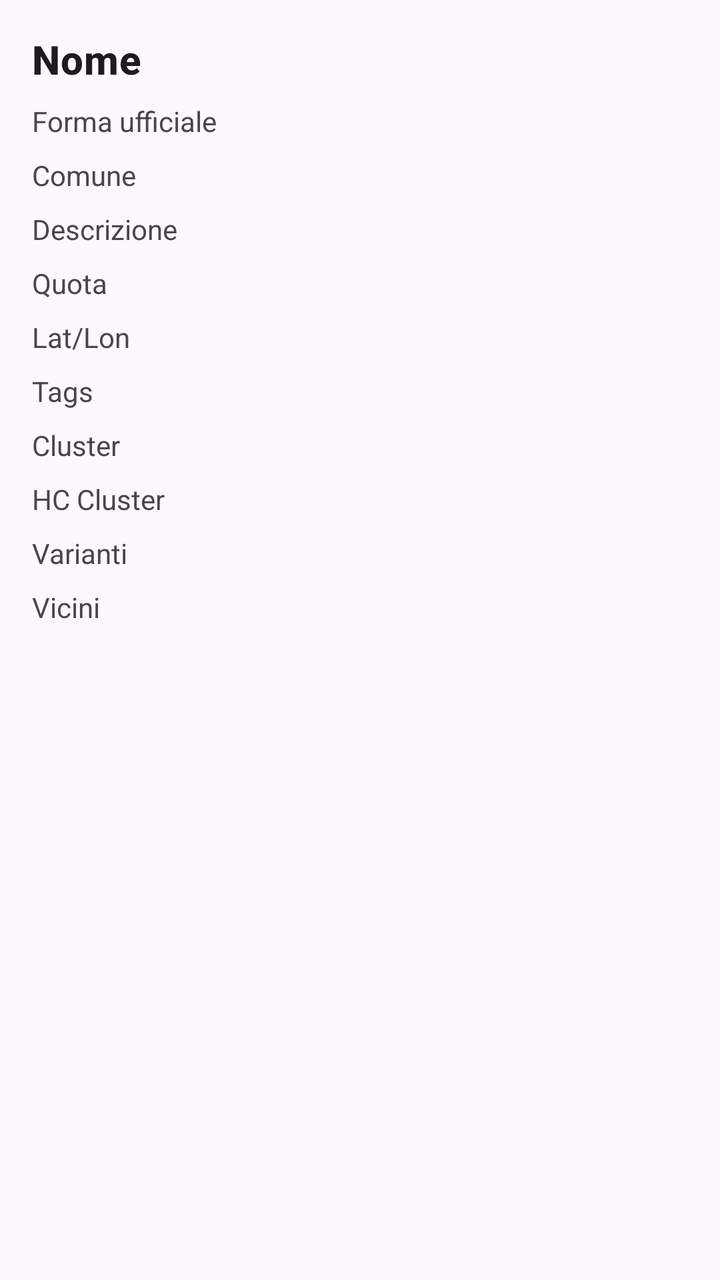
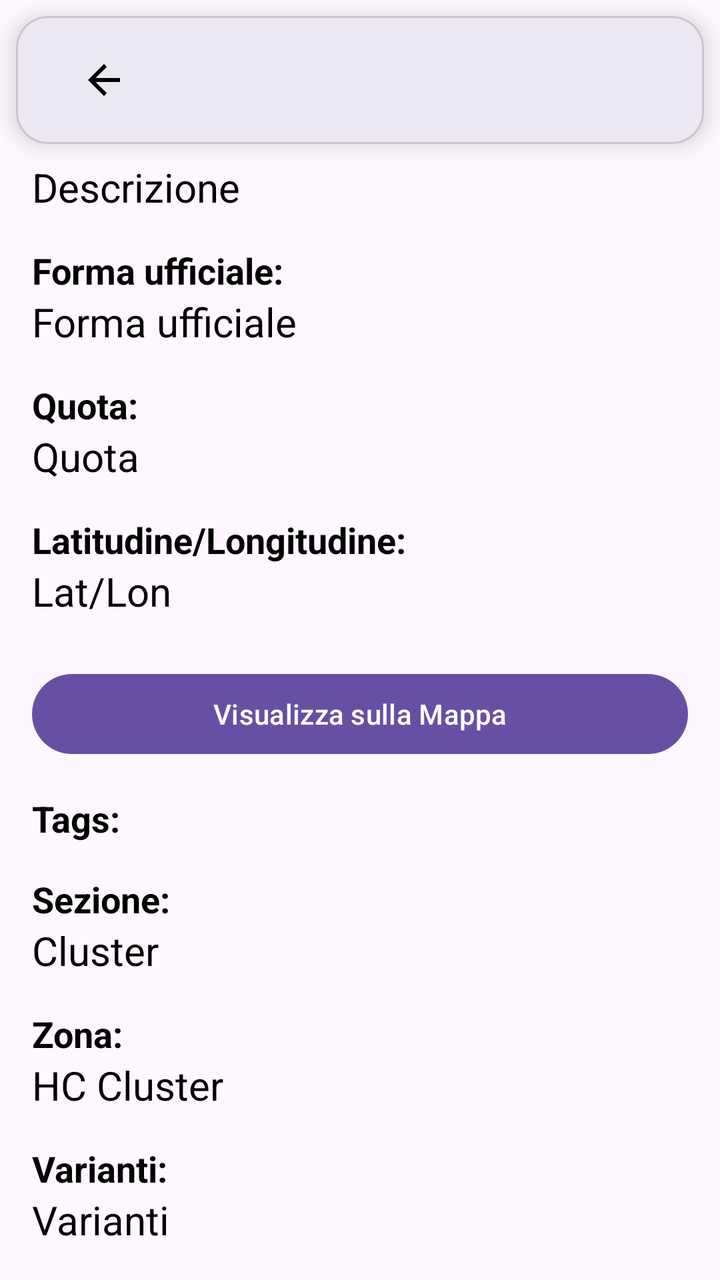

Before-and-after screenshots of an Android layout around one commit, followed by the original layout XML and the change that was made.
<!-- AndroidManifest.xml: application theme Theme.Toponomasticastenicoapp -->
<!-- res/layout/fragment_detail.xml -->
<?xml version="1.0" encoding="utf-8"?>
<ScrollView xmlns:android="http://schemas.android.com/apk/res/android"
    xmlns:app="http://schemas.android.com/apk/res-auto"
    android:id="@+id/detailScrollView"
    android:layout_width="match_parent"
    android:layout_height="match_parent"
    android:padding="16dp">

    <androidx.constraintlayout.widget.ConstraintLayout
        android:layout_width="match_parent"
        android:layout_height="wrap_content">

        
        <TextView
            android:id="@+id/nomeTextView"
            android:layout_width="0dp"
            android:layout_height="wrap_content"
            android:text="Nome"
            android:textAppearance="?attr/textAppearanceHeadline6"
            android:textStyle="bold"
            app:layout_constraintTop_toTopOf="parent"
            app:layout_constraintStart_toStartOf="parent"
            app:layout_constraintEnd_toEndOf="parent" />

        
        <TextView
            android:id="@+id/formaUfficialeTextView"
            android:layout_width="0dp"
            android:layout_height="wrap_content"
            android:text="Forma ufficiale"
            app:layout_constraintTop_toBottomOf="@id/nomeTextView"
            app:layout_constraintStart_toStartOf="parent"
            app:layout_constraintEnd_toEndOf="parent"
            android:layout_marginTop="8dp" />

        
        <TextView
            android:id="@+id/comuneTextView"
            android:layout_width="0dp"
            android:layout_height="wrap_content"
            android:text="Comune"
            app:layout_constraintTop_toBottomOf="@id/formaUfficialeTextView"
            app:layout_constraintStart_toStartOf="parent"
            app:layout_constraintEnd_toEndOf="parent"
            android:layout_marginTop="8dp" />

        
        <TextView
            android:id="@+id/descrizioneTextView"
            android:layout_width="0dp"
            android:layout_height="wrap_content"
            android:text="Descrizione"
            app:layout_constraintTop_toBottomOf="@id/comuneTextView"
            app:layout_constraintStart_toStartOf="parent"
            app:layout_constraintEnd_toEndOf="parent"
            android:layout_marginTop="8dp" />

        
        <TextView
            android:id="@+id/quotaTextView"
            android:layout_width="0dp"
            android:layout_height="wrap_content"
            android:text="Quota"
            app:layout_constraintTop_toBottomOf="@id/descrizioneTextView"
            app:layout_constraintStart_toStartOf="parent"
            app:layout_constraintEnd_toEndOf="parent"
            android:layout_marginTop="8dp" />

        
        <TextView
            android:id="@+id/latlonTextView"
            android:layout_width="0dp"
            android:layout_height="wrap_content"
            android:text="Lat/Lon"
            app:layout_constraintTop_toBottomOf="@id/quotaTextView"
            app:layout_constraintStart_toStartOf="parent"
            app:layout_constraintEnd_toEndOf="parent"
            android:layout_marginTop="8dp" />

        
        <TextView
            android:id="@+id/tagsTextView"
            android:layout_width="0dp"
            android:layout_height="wrap_content"
            android:text="Tags"
            app:layout_constraintTop_toBottomOf="@id/latlonTextView"
            app:layout_constraintStart_toStartOf="parent"
            app:layout_constraintEnd_toEndOf="parent"
            android:layout_marginTop="8dp" />

        
        <TextView
            android:id="@+id/clusterTextView"
            android:layout_width="0dp"
            android:layout_height="wrap_content"
            android:text="Cluster"
            app:layout_constraintTop_toBottomOf="@id/tagsTextView"
            app:layout_constraintStart_toStartOf="parent"
            app:layout_constraintEnd_toEndOf="parent"
            android:layout_marginTop="8dp" />

        
        <TextView
            android:id="@+id/hcClusterTextView"
            android:layout_width="0dp"
            android:layout_height="wrap_content"
            android:text="HC Cluster"
            app:layout_constraintTop_toBottomOf="@id/clusterTextView"
            app:layout_constraintStart_toStartOf="parent"
            app:layout_constraintEnd_toEndOf="parent"
            android:layout_marginTop="8dp" />

        
        <TextView
            android:id="@+id/variantiTextView"
            android:layout_width="0dp"
            android:layout_height="wrap_content"
            android:text="Varianti"
            app:layout_constraintTop_toBottomOf="@id/hcClusterTextView"
            app:layout_constraintStart_toStartOf="parent"
            app:layout_constraintEnd_toEndOf="parent"
            android:layout_marginTop="8dp" />

        
        <TextView
            android:id="@+id/neighborsTextView"
            android:layout_width="0dp"
            android:layout_height="wrap_content"
            android:text="Vicini"
            app:layout_constraintTop_toBottomOf="@id/variantiTextView"
            app:layout_constraintStart_toStartOf="parent"
            app:layout_constraintEnd_toEndOf="parent"
            android:layout_marginTop="8dp"
            android:layout_marginBottom="16dp" />

    </androidx.constraintlayout.widget.ConstraintLayout>
</ScrollView>
<!-- resources referenced by this layout -->
<resources>
  <style name="Theme.Toponomasticastenicoapp" parent="Base.Theme.Toponomasticastenicoapp" />
  <style name="Base.Theme.Toponomasticastenicoapp" parent="Theme.Material3.DayNight.NoActionBar">
          
          
      </style>
</resources>

<!-- the commit's change to res/layout/fragment_detail.xml (unified diff, before → after) -->
@@ -1,137 +1,273 @@
 <?xml version="1.0" encoding="utf-8"?>
-<ScrollView xmlns:android="http://schemas.android.com/apk/res/android"
+<androidx.coordinatorlayout.widget.CoordinatorLayout xmlns:android="http://schemas.android.com/apk/res/android"
     xmlns:app="http://schemas.android.com/apk/res-auto"
-    android:id="@+id/detailScrollView"
     android:layout_width="match_parent"
-    android:layout_height="match_parent"
-    android:padding="16dp">
-
-    <androidx.constraintlayout.widget.ConstraintLayout
+    android:layout_height="match_parent">
+
+    
+    <com.google.android.material.card.MaterialCardView
         android:layout_width="match_parent"
-        android:layout_height="wrap_content">
-
-        
-        <TextView
-            android:id="@+id/nomeTextView"
-            android:layout_width="0dp"
-            android:layout_height="wrap_content"
-            android:text="Nome"
-            android:textAppearance="?attr/textAppearanceHeadline6"
-            android:textStyle="bold"
-            app:layout_constraintTop_toTopOf="parent"
-            app:layout_constraintStart_toStartOf="parent"
-            app:layout_constraintEnd_toEndOf="parent" />
-
-        
-        <TextView
-            android:id="@+id/formaUfficialeTextView"
-            android:layout_width="0dp"
-            android:layout_height="wrap_content"
-            android:text="Forma ufficiale"
-            app:layout_constraintTop_toBottomOf="@id/nomeTextView"
-            app:layout_constraintStart_toStartOf="parent"
-            app:layout_constraintEnd_toEndOf="parent"
-            android:layout_marginTop="8dp" />
-
-        
-        <TextView
-            android:id="@+id/comuneTextView"
-            android:layout_width="0dp"
-            android:layout_height="wrap_content"
-            android:text="Comune"
-            app:layout_constraintTop_toBottomOf="@id/formaUfficialeTextView"
-            app:layout_constraintStart_toStartOf="parent"
-            app:layout_constraintEnd_toEndOf="parent"
-            android:layout_marginTop="8dp" />
-
-        
-        <TextView
-            android:id="@+id/descrizioneTextView"
-            android:layout_width="0dp"
-            android:layout_height="wrap_content"
-            android:text="Descrizione"
-            app:layout_constraintTop_toBottomOf="@id/comuneTextView"
-            app:layout_constraintStart_toStartOf="parent"
-            app:layout_constraintEnd_toEndOf="parent"
-            android:layout_marginTop="8dp" />
-
-        
-        <TextView
-            android:id="@+id/quotaTextView"
-            android:layout_width="0dp"
-            android:layout_height="wrap_content"
-            android:text="Quota"
-            app:layout_constraintTop_toBottomOf="@id/descrizioneTextView"
-            app:layout_constraintStart_toStartOf="parent"
-            app:layout_constraintEnd_toEndOf="parent"
-            android:layout_marginTop="8dp" />
-
-        
-        <TextView
-            android:id="@+id/latlonTextView"
-            android:layout_width="0dp"
-            android:layout_height="wrap_content"
-            android:text="Lat/Lon"
-            app:layout_constraintTop_toBottomOf="@id/quotaTextView"
-            app:layout_constraintStart_toStartOf="parent"
-            app:layout_constraintEnd_toEndOf="parent"
-            android:layout_marginTop="8dp" />
-
-        
-        <TextView
-            android:id="@+id/tagsTextView"
-            android:layout_width="0dp"
-            android:layout_height="wrap_content"
-            android:text="Tags"
-            app:layout_constraintTop_toBottomOf="@id/latlonTextView"
-            app:layout_constraintStart_toStartOf="parent"
-            app:layout_constraintEnd_toEndOf="parent"
-            android:layout_marginTop="8dp" />
-
-        
-        <TextView
-            android:id="@+id/clusterTextView"
-            android:layout_width="0dp"
-            android:layout_height="wrap_content"
-            android:text="Cluster"
-            app:layout_constraintTop_toBottomOf="@id/tagsTextView"
-            app:layout_constraintStart_toStartOf="parent"
-            app:layout_constraintEnd_toEndOf="parent"
-            android:layout_marginTop="8dp" />
-
-        
-        <TextView
-            android:id="@+id/hcClusterTextView"
-            android:layout_width="0dp"
-            android:layout_height="wrap_content"
-            android:text="HC Cluster"
-            app:layout_constraintTop_toBottomOf="@id/clusterTextView"
-            app:layout_constraintStart_toStartOf="parent"
-            app:layout_constraintEnd_toEndOf="parent"
-            android:layout_marginTop="8dp" />
-
-        
-        <TextView
-            android:id="@+id/variantiTextView"
-            android:layout_width="0dp"
-            android:layout_height="wrap_content"
-            android:text="Varianti"
-            app:layout_constraintTop_toBottomOf="@id/hcClusterTextView"
-            app:layout_constraintStart_toStartOf="parent"
-            app:layout_constraintEnd_toEndOf="parent"
-            android:layout_marginTop="8dp" />
-
-        
-        <TextView
-            android:id="@+id/neighborsTextView"
-            android:layout_width="0dp"
-            android:layout_height="wrap_content"
-            android:text="Vicini"
-            app:layout_constraintTop_toBottomOf="@id/variantiTextView"
-            app:layout_constraintStart_toStartOf="parent"
-            app:layout_constraintEnd_toEndOf="parent"
-            android:layout_marginTop="8dp"
-            android:layout_marginBottom="16dp" />
-
-    </androidx.constraintlayout.widget.ConstraintLayout>
-</ScrollView>
+        android:layout_height="wrap_content"
+        android:layout_margin="8dp"
+        app:cardElevation="6dp"
+        app:cardCornerRadius="16dp">
+
+        <com.google.android.material.appbar.MaterialToolbar
+            android:id="@+id/toolbar"
+            android:layout_width="match_parent"
+            android:layout_height="?attr/actionBarSize"
+            android:background="?attr/colorSurface"
+            android:elevation="4dp"
+            android:paddingStart="16dp"
+            android:paddingEnd="16dp"
+            android:title="Toponimo"
+            android:titleTextColor="?attr/colorOnSurface"
+            app:titleCentered="true"
+            app:navigationIcon="@drawable/ic_arrow_back"
+            app:navigationIconTint="?attr/colorOnSurface"
+            app:popupTheme="@style/ThemeOverlay.Material3.Light" />
+    </com.google.android.material.card.MaterialCardView>
+
+    <ScrollView
+        android:id="@+id/detailScrollView"
+        android:layout_width="match_parent"
+        android:layout_height="match_parent"
+        android:layout_marginTop="?attr/actionBarSize"
+        android:padding="16dp"
+        android:scrollbars="none"
+        app:layout_behavior="@string/appbar_scrolling_view_behavior">
+
+        <androidx.constraintlayout.widget.ConstraintLayout
+            android:layout_width="match_parent"
+            android:layout_height="wrap_content">
+
+            
+            <TextView
+                android:id="@+id/descrizioneTextView"
+                android:layout_width="0dp"
+                android:layout_height="wrap_content"
+                android:text="Descrizione"
+                android:textSize="20sp"
+                android:textColor="?attr/colorOnSurface"
+                app:layout_constraintTop_toTopOf="parent"
+                app:layout_constraintStart_toStartOf="parent"
+                app:layout_constraintEnd_toEndOf="parent" />
+
+            
+            <TextView
+                android:id="@+id/formaUfficialeLabel"
+                android:layout_width="0dp"
+                android:layout_height="wrap_content"
+                android:layout_marginTop="16dp"
+                android:text="Forma ufficiale:"
+                android:textSize="18sp"
+                android:textStyle="bold"
+                android:textColor="?attr/colorOnSurface"
+                app:layout_constraintTop_toBottomOf="@id/descrizioneTextView"
+                app:layout_constraintStart_toStartOf="parent"
+                app:layout_constraintEnd_toEndOf="parent" />
+
+            
+            <TextView
+                android:id="@+id/formaUfficialeTextView"
+                android:layout_width="0dp"
+                android:layout_height="wrap_content"
+                android:text="Forma ufficiale"
+                android:textSize="20sp"
+                android:textColor="?attr/colorOnSurface"
+                app:layout_constraintTop_toBottomOf="@id/formaUfficialeLabel"
+                app:layout_constraintStart_toStartOf="parent"
+                app:layout_constraintEnd_toEndOf="parent" />
+
+            
+            <TextView
+                android:id="@+id/quotaLabel"
+                android:layout_width="0dp"
+                android:layout_height="wrap_content"
+                android:text="Quota:"
+                android:layout_marginTop="16dp"
+                android:textSize="18sp"
+                android:textStyle="bold"
+                android:textColor="?attr/colorOnSurface"
+                app:layout_constraintTop_toBottomOf="@id/formaUfficialeTextView"
+                app:layout_constraintStart_toStartOf="parent"
+                app:layout_constraintEnd_toEndOf="parent" />
+
+            
+            <TextView
+                android:id="@+id/quotaTextView"
+                android:layout_width="0dp"
+                android:layout_height="wrap_content"
+                android:text="Quota"
+                android:textSize="20sp"
+                android:textColor="?attr/colorOnSurface"
+                app:layout_constraintTop_toBottomOf="@id/quotaLabel"
+                app:layout_constraintStart_toStartOf="parent"
+                app:layout_constraintEnd_toEndOf="parent" />
+
+            
+            <TextView
+                android:id="@+id/latlonLabel"
+                android:layout_width="0dp"
+                android:layout_height="wrap_content"
+                android:text="Latitudine/Longitudine:"
+                android:layout_marginTop="16dp"
+                android:textSize="18sp"
+                android:textStyle="bold"
+                android:textColor="?attr/colorOnSurface"
+                app:layout_constraintTop_toBottomOf="@id/quotaTextView"
+                app:layout_constraintStart_toStartOf="parent"
+                app:layout_constraintEnd_toEndOf="parent" />
+
+            
+            <TextView
+                android:id="@+id/latlonTextView"
+                android:layout_width="0dp"
+                android:layout_height="wrap_content"
+                android:text="Lat/Lon"
+                android:textSize="20sp"
+                android:textColor="?attr/colorOnSurface"
+                app:layout_constraintTop_toBottomOf="@id/latlonLabel"
+                app:layout_constraintStart_toStartOf="parent"
+                app:layout_constraintEnd_toEndOf="parent" />
+
+            <Button
+                android:id="@+id/viewOnMapButton"
+                android:layout_width="match_parent"
+                android:layout_height="wrap_content"
+                android:text="Visualizza sulla Mappa"
+                android:layout_marginTop="24dp"
+                app:layout_constraintTop_toBottomOf="@id/latlonTextView"
+                app:layout_constraintStart_toStartOf="parent"
+                app:layout_constraintEnd_toEndOf="parent"/>
+
+            
+            <TextView
+                android:id="@+id/tagsLabel"
+                android:layout_width="0dp"
+                android:layout_height="wrap_content"
+                android:text="Tags:"
+                android:layout_marginTop="16dp"
+                android:textSize="18sp"
+                android:textStyle="bold"
+                android:textColor="?attr/colorOnSurface"
+                app:layout_constraintTop_toBottomOf="@id/viewOnMapButton"
+                app:layout_constraintStart_toStartOf="parent"
+                app:layout_constraintEnd_toEndOf="parent" />
+
+            
+            <com.google.android.material.chip.ChipGroup
+                android:id="@+id/tagsChipGroup"
+                android:layout_width="0dp"
+                android:layout_height="wrap_content"
+                app:chipSpacing="8dp"
+                app:layout_constraintTop_toBottomOf="@id/tagsLabel"
+                app:layout_constraintStart_toStartOf="parent"
+                app:layout_constraintEnd_toEndOf="parent" />
+
+            
+            <TextView
+                android:id="@+id/clusterLabel"
+                android:layout_width="0dp"
+                android:layout_height="wrap_content"
+                android:text="Sezione:"
+                android:layout_marginTop="16dp"
+                android:textSize="18sp"
+                android:textStyle="bold"
+                android:textColor="?attr/colorOnSurface"
+                app:layout_constraintTop_toBottomOf="@id/tagsChipGroup"
+                app:layout_constraintStart_toStartOf="parent"
+                app:layout_constraintEnd_toEndOf="parent" />
+
+            
+            <TextView
+                android:id="@+id/clusterTextView"
+                android:layout_width="0dp"
+                android:layout_height="wrap_content"
+                android:text="Cluster"
+                android:textSize="20sp"
+                android:textColor="?attr/colorOnSurface"
+                app:layout_constraintTop_toBottomOf="@id/clusterLabel"
+                app:layout_constraintStart_toStartOf="parent"
+                app:layout_constraintEnd_toEndOf="parent" />
+
+            
+            <TextView
+                android:id="@+id/hcClusterLabel"
+                android:layout_width="0dp"
+                android:layout_height="wrap_content"
+                android:text="Zona:"
+                android:layout_marginTop="16dp"
+                android:textSize="18sp"
+                android:textStyle="bold"
+                android:textColor="?attr/colorOnSurface"
+                app:layout_constraintTop_toBottomOf="@id/clusterTextView"
+                app:layout_constraintStart_toStartOf="parent"
+                app:layout_constraintEnd_toEndOf="parent" />
+
+            
+            <TextView
+                android:id="@+id/hcClusterTextView"
+                android:layout_width="0dp"
+                android:layout_height="wrap_content"
+                android:text="HC Cluster"
+                android:textSize="20sp"
+                android:textColor="?attr/colorOnSurface"
+                app:layout_constraintTop_toBottomOf="@id/hcClusterLabel"
+                app:layout_constraintStart_toStartOf="parent"
+                app:layout_constraintEnd_toEndOf="parent" />
+
+            
+            <TextView
+                android:id="@+id/variantiLabel"
+                android:layout_width="0dp"
+                android:layout_height="wrap_content"
+                android:text="Varianti:"
+                android:layout_marginTop="16dp"
+                android:textSize="18sp"
+                android:textStyle="bold"
+                android:textColor="?attr/colorOnSurface"
+                app:layout_constraintTop_toBottomOf="@id/hcClusterTextView"
+                app:layout_constraintStart_toStartOf="parent"
+                app:layout_constraintEnd_toEndOf="parent" />
+
+            
+            <TextView
+                android:id="@+id/variantiTextView"
+                android:layout_width="0dp"
+                android:layout_height="wrap_content"
+                android:text="Varianti"
+                android:textSize="20sp"
+                android:textColor="?attr/colorOnSurface"
+                app:layout_constraintTop_toBottomOf="@id/variantiLabel"
+                app:layout_constraintStart_toStartOf="parent"
+                app:layout_constraintEnd_toEndOf="parent" />
+
+            
+            <TextView
+                android:id="@+id/neighborsLabel"
+                android:layout_width="0dp"
+                android:layout_height="wrap_content"
+                android:text="Toponimi nelle vicinanze:"
+                android:layout_marginTop="16dp"
+                android:textSize="18sp"
+                android:textStyle="bold"
+                android:textColor="?attr/colorOnSurface"
+                app:layout_constraintTop_toBottomOf="@id/variantiTextView"
+                app:layout_constraintStart_toStartOf="parent"
+                app:layout_constraintEnd_toEndOf="parent" />
+
+            
+            <androidx.recyclerview.widget.RecyclerView
+                android:id="@+id/neighborsRecyclerView"
+                android:layout_width="match_parent"
+                android:layout_height="wrap_content"
+                android:layout_marginBottom="24dp"
+                android:nestedScrollingEnabled="false"
+                app:layout_constraintTop_toBottomOf="@id/neighborsLabel"
+                app:layout_constraintStart_toStartOf="parent"
+                app:layout_constraintEnd_toEndOf="parent" />
+
+        </androidx.constraintlayout.widget.ConstraintLayout>
+    </ScrollView>
+</androidx.coordinatorlayout.widget.CoordinatorLayout>
<!-- resource entries referenced after the edit -->
@@ -1,9 +1,23 @@
 <!-- resources referenced by this layout -->
 <resources>
+  <!-- drawable ic_arrow_back (drawable) -->
+  <vector xmlns:android="http://schemas.android.com/apk/res/android"
+      android:width="24dp"
+      android:height="24dp"
+      android:viewportWidth="960"
+      android:viewportHeight="960">
+    <path
+        android:pathData="m313,520 l224,224 -57,56 -320,-320 320,-320 57,56 -224,224h487v80L313,520Z"
+        android:fillColor="#1f1f1f"/>
+  </vector>
   <style name="Theme.Toponomasticastenicoapp" parent="Base.Theme.Toponomasticastenicoapp" />
   <style name="Base.Theme.Toponomasticastenicoapp" parent="Theme.Material3.DayNight.NoActionBar">
           
-          
+  
+          <item name="colorSurface">@color/white</item>
+          <item name="colorOnSurface">@color/black</item>
       </style>
+  <color name="white">#FFFFFFFF</color>
+  <color name="black">#FF000000</color>
 </resources>
 
